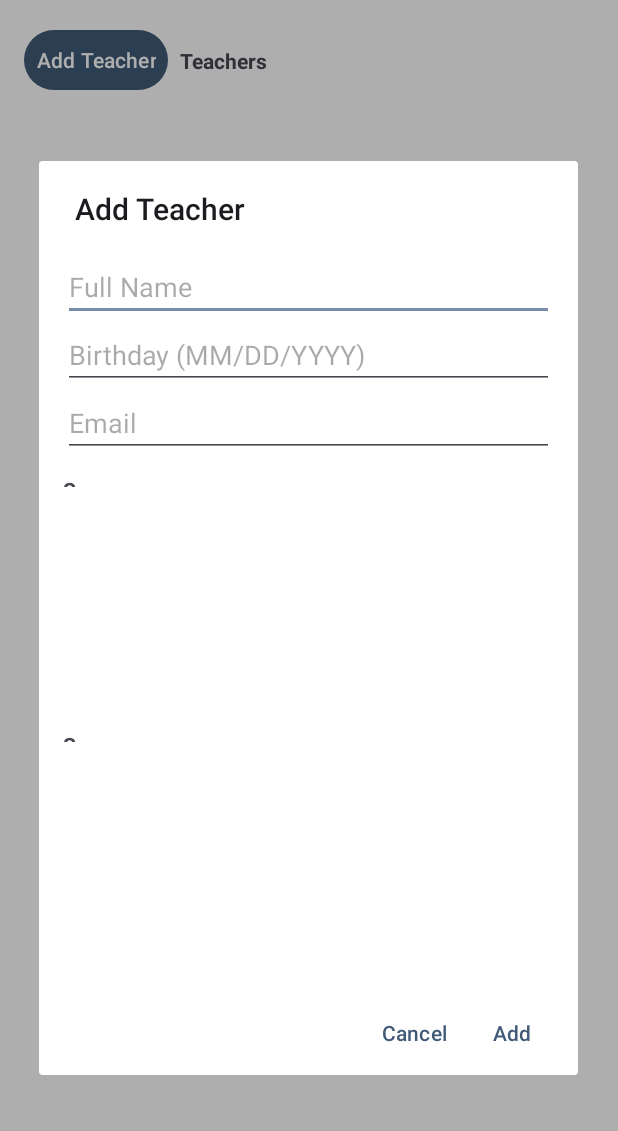
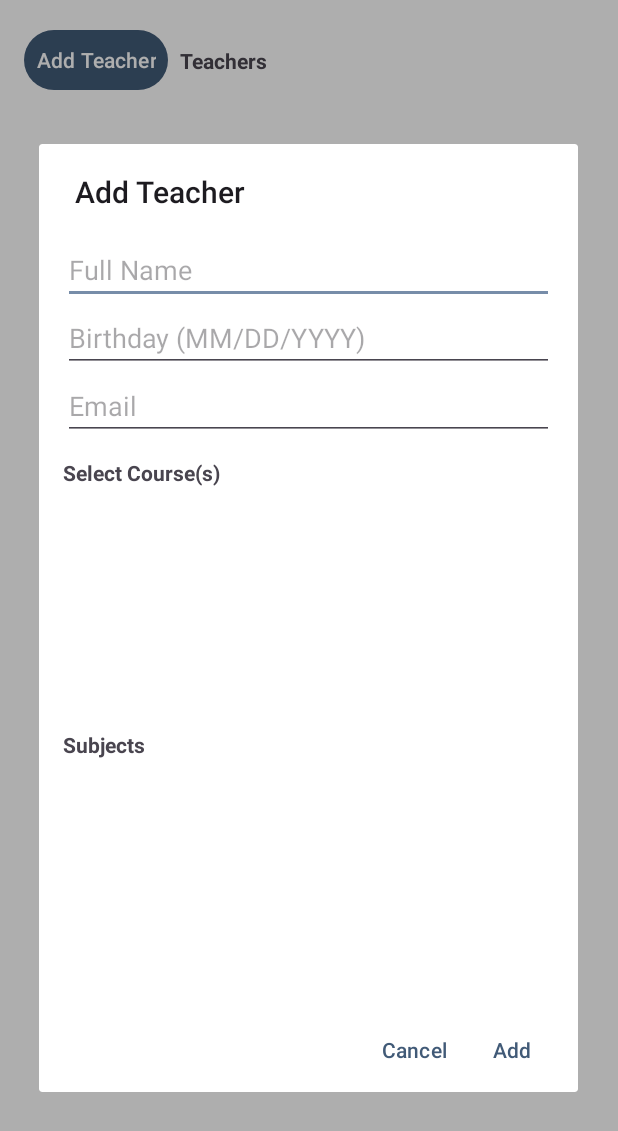
Before and after one commit to melbournebiticon/NextGenApp, an Android app: the TeacherActivity screen opened directly, with no data from a screen before it, after a tap on "Add Teacher", on a phone screen of 412 x 824 dp. Shown: the top 1131 px of the screen. Run offline under Robolectric (Android 15) with nearby library versions, the phone set to English and light mode, and no system bars; our stand-ins replace Firebase (no records; nobody signed in at launch, a user with empty details on screens opened directly).

Commit message:
multiple course and subjects for teacher

```diff
--- a/app/src/main/res/layout/dialog_add_teacher.xml
+++ b/app/src/main/res/layout/dialog_add_teacher.xml
@@ -34,8 +34,8 @@
             android:text="Select Course(s)"
             android:textStyle="bold"
             android:layout_marginTop="12dp"
-            android:layout_height="8dp"
-            android:layout_width="8dp" />
+            android:layout_width="match_parent"
+            android:layout_height="wrap_content" />
 
         <androidx.recyclerview.widget.RecyclerView
             android:id="@+id/recyclerCourseSelection"
@@ -46,8 +46,8 @@
             android:text="Subjects"
             android:textStyle="bold"
             android:layout_marginTop="12dp"
-            android:layout_height="8dp"
-            android:layout_width="8dp"/>
+            android:layout_width="match_parent"
+            android:layout_height="wrap_content"/>
 
         <androidx.recyclerview.widget.RecyclerView
             android:id="@+id/recyclerSubjects"
```
